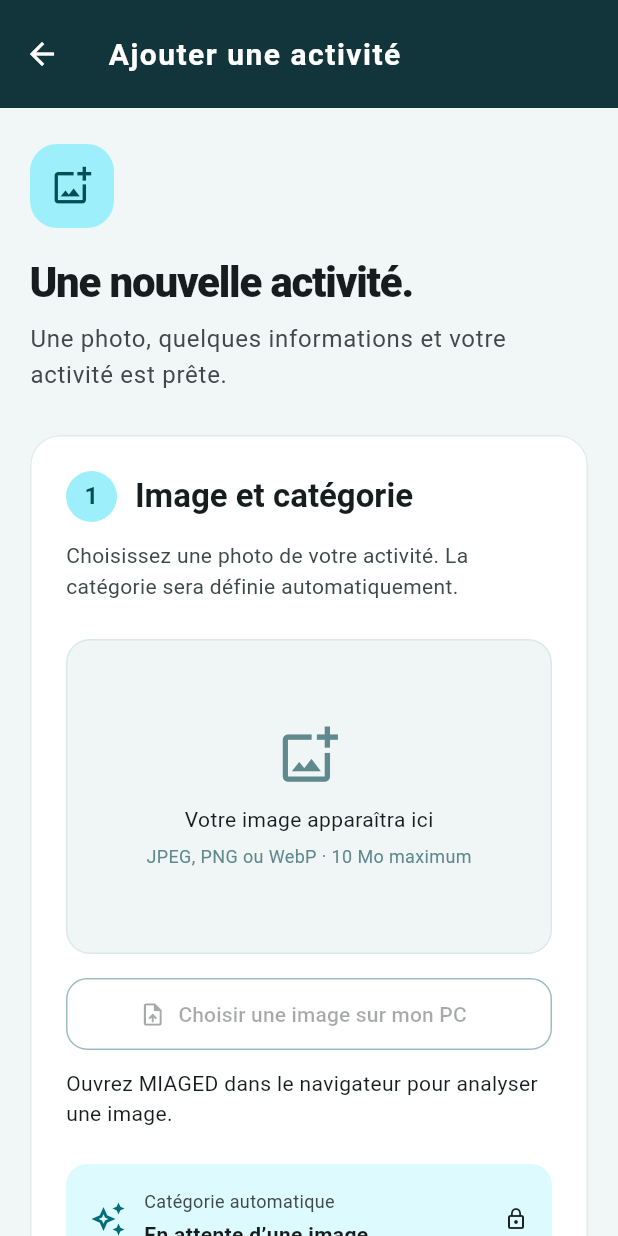
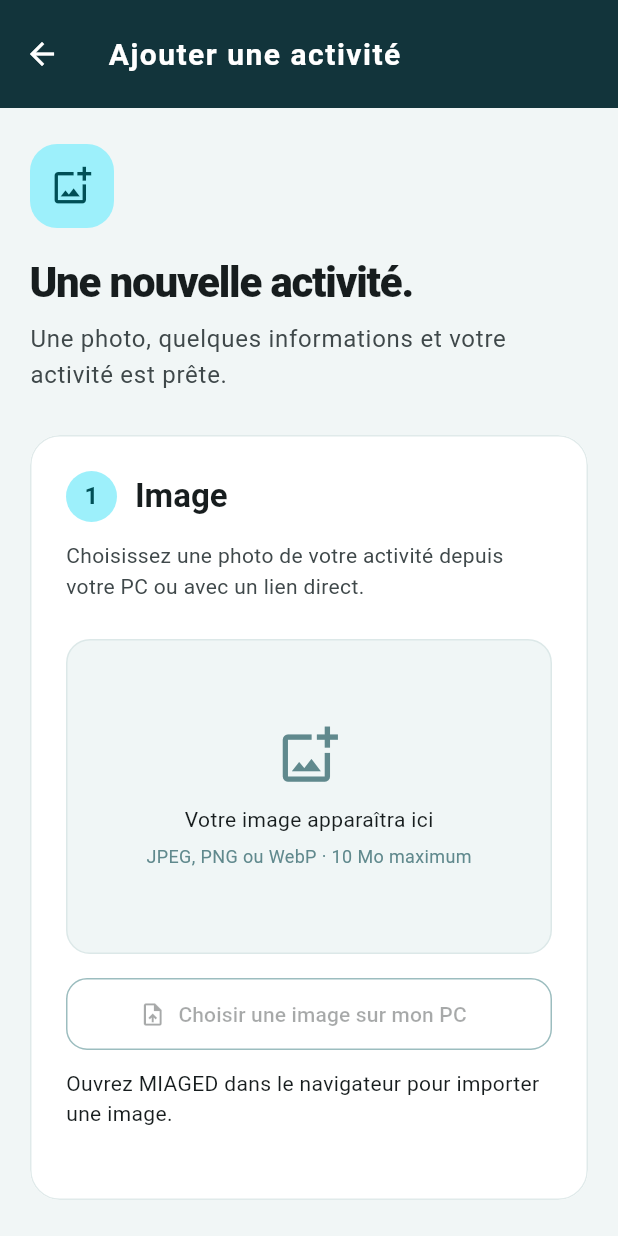
Before and after one commit to hamaimouyassine/miaged, a Flutter app: the AddActivityScreen screen opened directly, on a phone screen of 412 x 824 dp. Run offline on Flutter 3.47's test engine with Material 3 defaults, Android fonts, the phone set to English and light mode, and no system bars; our stand-ins replace cloud_firestore, firebase_core; missing offline and left inert: dart:js_interop; accounts and stored records are empty.

Commit message:
Simplifier le champ catégorie et retirer les mentions IA du formulaire

```diff
--- a/lib/add_activity_screen.dart
+++ b/lib/add_activity_screen.dart
@@ -251,8 +251,8 @@ class _AddActivityScreenState extends State<AddActivityScreen> {
     final colors = Theme.of(context).colorScheme;
     return _section(
       '1',
-      'Image et catégorie',
-      'Choisissez une photo de votre activité. La catégorie sera définie automatiquement.',
+      'Image',
+      'Choisissez une photo de votre activité depuis votre PC ou avec un lien direct.',
       [
         Container(
           height: 210,
@@ -328,56 +328,16 @@ class _AddActivityScreenState extends State<AddActivityScreen> {
         if (!kIsWeb) ...[
           const SizedBox(height: 12),
           const Text(
-            'Ouvrez MIAGED dans le navigateur pour analyser une image.',
+            'Ouvrez MIAGED dans le navigateur pour importer une image.',
           ),
         ],
         const SizedBox(height: 24),
         if (_classifying) ...[
           const LinearProgressIndicator(),
           const SizedBox(height: 12),
-          const Text(
-            'Analyse de l’image… Le premier chargement peut prendre un moment.',
-          ),
+          const Text('Préparation de l’image…'),
           const SizedBox(height: 16),
         ],
-        Container(
-          padding: const EdgeInsets.all(16),
-          decoration: BoxDecoration(
-            color: colors.primaryContainer.withValues(alpha: 0.35),
-            borderRadius: BorderRadius.circular(14),
-          ),
-          child: Row(
-            children: [
-              Icon(
-                _category == null
-                    ? Icons.auto_awesome_outlined
-                    : Icons.check_circle_outline,
-                color: colors.primary,
-              ),
-              const SizedBox(width: 12),
-              Expanded(
-                child: Column(
-                  crossAxisAlignment: CrossAxisAlignment.start,
-                  children: [
-                    Text(
-                      'Catégorie automatique',
-                      style: TextStyle(
-                        fontSize: 12,
-                        color: colors.onSurfaceVariant,
-                      ),
-                    ),
-                    const SizedBox(height: 4),
-                    Text(
-                      _category ?? 'En attente d’une image',
-                      style: const TextStyle(fontWeight: FontWeight.w700),
-                    ),
-                  ],
-                ),
-              ),
-              const Icon(Icons.lock_outline, size: 16),
-            ],
-          ),
-        ),
       ],
     );
   }
@@ -387,6 +347,11 @@ class _AddActivityScreenState extends State<AddActivityScreen> {
     'Informations de l’activité',
     'Renseignez les informations qui seront affichées dans la liste et la fiche.',
     [
+      InputDecorator(
+        decoration: const InputDecoration(labelText: 'Catégorie'),
+        child: Text(_category ?? 'Choisissez une image'),
+      ),
+      const SizedBox(height: 12),
       _field(
         _title,
         'Titre',
@@ -437,7 +402,7 @@ class _AddActivityScreenState extends State<AddActivityScreen> {
       if (_category == null) ...[
         const SizedBox(height: 12),
         const Text(
-          'Choisissez une image et attendez sa catégorie pour valider.',
+          'Choisissez une image pour valider votre activité.',
           textAlign: TextAlign.center,
           style: TextStyle(fontSize: 12, color: Color(0xFF65777B)),
         ),
```
Also changed, not shown: 1 other file.
